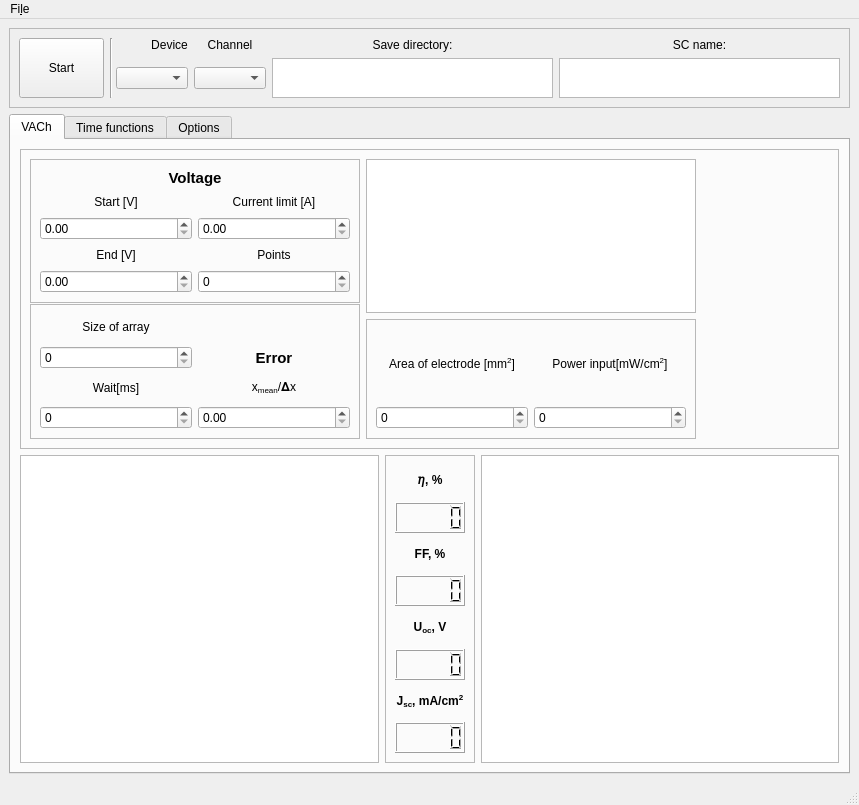
userIsTaken/SolarVACh, file GUI/Solar.ui: the form before one commit.
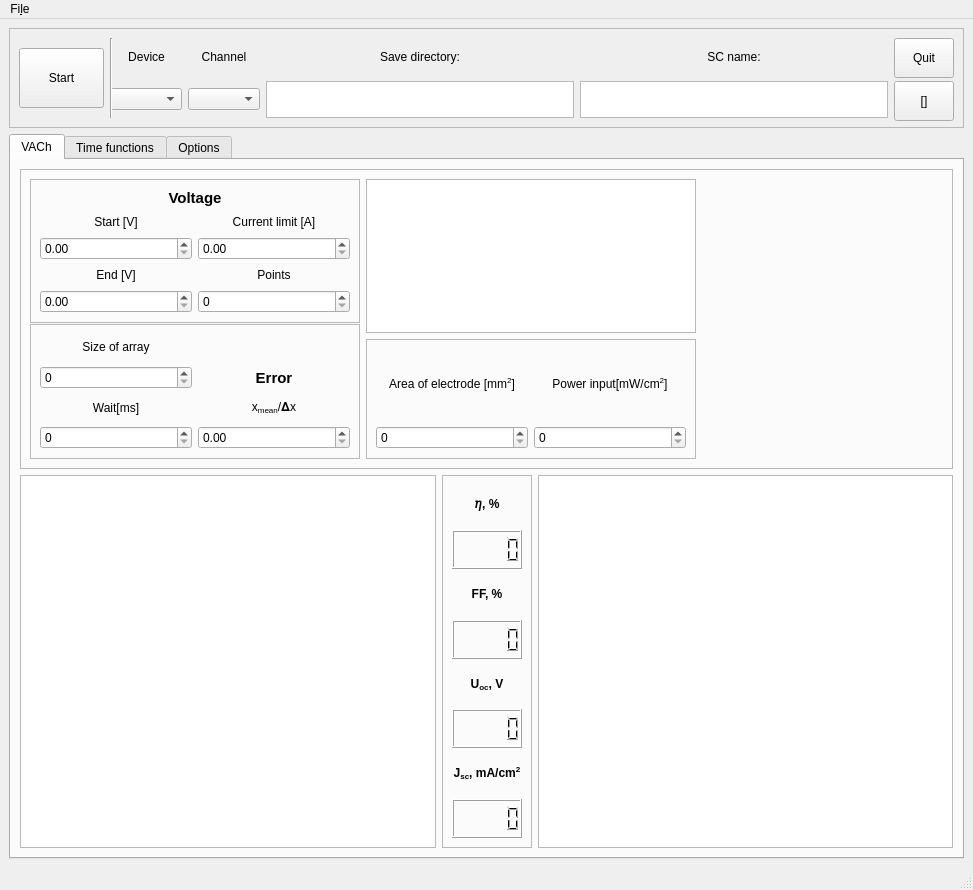
The form after the commit. Custom widgets are drawn as their Qt base class.

The edit to the form file:
```diff
--- a/GUI/Solar.ui
+++ b/GUI/Solar.ui
@@ -6,8 +6,8 @@
    <rect>
     <x>0</x>
     <y>0</y>
-    <width>859</width>
-    <height>805</height>
+    <width>973</width>
+    <height>890</height>
    </rect>
   </property>
   <property name="windowTitle">
@@ -15,108 +15,6 @@
   </property>
   <widget class="QWidget" name="centralwidget">
    <layout class="QGridLayout" name="gridLayout">
-    <item row="0" column="0">
-     <widget class="QFrame" name="frame">
-      <property name="sizePolicy">
-       <sizepolicy hsizetype="MinimumExpanding" vsizetype="MinimumExpanding">
-        <horstretch>0</horstretch>
-        <verstretch>0</verstretch>
-       </sizepolicy>
-      </property>
-      <property name="minimumSize">
-       <size>
-        <width>120</width>
-        <height>80</height>
-       </size>
-      </property>
-      <property name="maximumSize">
-       <size>
-        <width>16777215</width>
-        <height>80</height>
-       </size>
-      </property>
-      <property name="frameShape">
-       <enum>QFrame::StyledPanel</enum>
-      </property>
-      <property name="frameShadow">
-       <enum>QFrame::Raised</enum>
-      </property>
-      <layout class="QGridLayout" name="gridLayout_10">
-       <item row="0" column="0" rowspan="2">
-        <widget class="QPushButton" name="startButton">
-         <property name="minimumSize">
-          <size>
-           <width>85</width>
-           <height>60</height>
-          </size>
-         </property>
-         <property name="text">
-          <string>Start</string>
-         </property>
-        </widget>
-       </item>
-       <item row="0" column="1" rowspan="2" colspan="2">
-        <widget class="Line" name="line">
-         <property name="orientation">
-          <enum>Qt::Vertical</enum>
-         </property>
-        </widget>
-       </item>
-       <item row="0" column="3">
-        <widget class="QLabel" name="label_10">
-         <property name="text">
-          <string>Device</string>
-         </property>
-         <property name="alignment">
-          <set>Qt::AlignCenter</set>
-         </property>
-        </widget>
-       </item>
-       <item row="0" column="4">
-        <widget class="QLabel" name="label_11">
-         <property name="text">
-          <string>Channel</string>
-         </property>
-         <property name="alignment">
-          <set>Qt::AlignCenter</set>
-         </property>
-        </widget>
-       </item>
-       <item row="0" column="5">
-        <widget class="QLabel" name="label_16">
-         <property name="text">
-          <string>Save directory:</string>
-         </property>
-         <property name="alignment">
-          <set>Qt::AlignCenter</set>
-         </property>
-        </widget>
-       </item>
-       <item row="0" column="6">
-        <widget class="QLabel" name="label_17">
-         <property name="text">
-          <string>SC name:</string>
-         </property>
-         <property name="alignment">
-          <set>Qt::AlignCenter</set>
-         </property>
-        </widget>
-       </item>
-       <item row="1" column="2" colspan="2">
-        <widget class="QComboBox" name="device_box"/>
-       </item>
-       <item row="1" column="4">
-        <widget class="QComboBox" name="channel_box"/>
-       </item>
-       <item row="1" column="6">
-        <widget class="QTextEdit" name="name_of_cell"/>
-       </item>
-       <item row="1" column="5">
-        <widget class="QTextEdit" name="directory_path"/>
-       </item>
-      </layout>
-     </widget>
-    </item>
     <item row="2" column="0" rowspan="3">
      <widget class="QTabWidget" name="tabWidget">
       <property name="currentIndex">
@@ -752,6 +650,163 @@
       </widget>
      </widget>
     </item>
+    <item row="0" column="0">
+     <widget class="QFrame" name="frame">
+      <property name="sizePolicy">
+       <sizepolicy hsizetype="MinimumExpanding" vsizetype="MinimumExpanding">
+        <horstretch>0</horstretch>
+        <verstretch>0</verstretch>
+       </sizepolicy>
+      </property>
+      <property name="minimumSize">
+       <size>
+        <width>120</width>
+        <height>80</height>
+       </size>
+      </property>
+      <property name="maximumSize">
+       <size>
+        <width>16777215</width>
+        <height>100</height>
+       </size>
+      </property>
+      <property name="frameShape">
+       <enum>QFrame::StyledPanel</enum>
+      </property>
+      <property name="frameShadow">
+       <enum>QFrame::Raised</enum>
+      </property>
+      <layout class="QGridLayout" name="gridLayout_10">
+       <item row="0" column="9">
+        <widget class="QLabel" name="label_17">
+         <property name="text">
+          <string>SC name:</string>
+         </property>
+         <property name="alignment">
+          <set>Qt::AlignCenter</set>
+         </property>
+        </widget>
+       </item>
+       <item row="1" column="4" colspan="3">
+        <widget class="QComboBox" name="device_box"/>
+       </item>
+       <item row="1" column="7">
+        <widget class="QComboBox" name="channel_box"/>
+       </item>
+       <item row="1" column="9">
+        <widget class="QTextEdit" name="name_of_cell">
+         <property name="verticalScrollBarPolicy">
+          <enum>Qt::ScrollBarAlwaysOff</enum>
+         </property>
+         <property name="horizontalScrollBarPolicy">
+          <enum>Qt::ScrollBarAlwaysOff</enum>
+         </property>
+        </widget>
+       </item>
+       <item row="1" column="8">
+        <widget class="QTextEdit" name="directory_path">
+         <property name="verticalScrollBarPolicy">
+          <enum>Qt::ScrollBarAlwaysOff</enum>
+         </property>
+        </widget>
+       </item>
+       <item row="0" column="7">
+        <widget class="QLabel" name="label_11">
+         <property name="text">
+          <string>Channel</string>
+         </property>
+         <property name="alignment">
+          <set>Qt::AlignCenter</set>
+         </property>
+        </widget>
+       </item>
+       <item row="0" column="8">
+        <widget class="QLabel" name="label_16">
+         <property name="text">
+          <string>Save directory:</string>
+         </property>
+         <property name="alignment">
+          <set>Qt::AlignCenter</set>
+         </property>
+        </widget>
+       </item>
+       <item row="0" column="1" rowspan="2">
+        <widget class="QPushButton" name="startButton">
+         <property name="minimumSize">
+          <size>
+           <width>85</width>
+           <height>60</height>
+          </size>
+         </property>
+         <property name="text">
+          <string>Start</string>
+         </property>
+        </widget>
+       </item>
+       <item row="0" column="3" rowspan="2" colspan="2">
+        <widget class="Line" name="line">
+         <property name="orientation">
+          <enum>Qt::Vertical</enum>
+         </property>
+        </widget>
+       </item>
+       <item row="0" column="5">
+        <widget class="QLabel" name="label_10">
+         <property name="text">
+          <string>Device</string>
+         </property>
+         <property name="alignment">
+          <set>Qt::AlignCenter</set>
+         </property>
+        </widget>
+       </item>
+       <item row="0" column="10">
+        <widget class="QPushButton" name="quitButton">
+         <property name="sizePolicy">
+          <sizepolicy hsizetype="Fixed" vsizetype="Fixed">
+           <horstretch>0</horstretch>
+           <verstretch>0</verstretch>
+          </sizepolicy>
+         </property>
+         <property name="minimumSize">
+          <size>
+           <width>60</width>
+           <height>40</height>
+          </size>
+         </property>
+         <property name="maximumSize">
+          <size>
+           <width>60</width>
+           <height>40</height>
+          </size>
+         </property>
+         <property name="text">
+          <string>Quit</string>
+         </property>
+        </widget>
+       </item>
+       <item row="1" column="10">
+        <widget class="QPushButton" name="fullscreenButton">
+         <property name="minimumSize">
+          <size>
+           <width>60</width>
+           <height>40</height>
+          </size>
+         </property>
+         <property name="maximumSize">
+          <size>
+           <width>60</width>
+           <height>40</height>
+          </size>
+         </property>
+         <property name="text">
+          <string>[]</string>
+         </property>
+        </widget>
+       </item>
+      </layout>
+     </widget>
+    </item>
    </layout>
   </widget>
   <widget class="QMenuBar" name="menubar">
@@ -759,7 +814,7 @@
     <rect>
      <x>0</x>
      <y>0</y>
-     <width>859</width>
+     <width>973</width>
      <height>28</height>
     </rect>
    </property>
```
